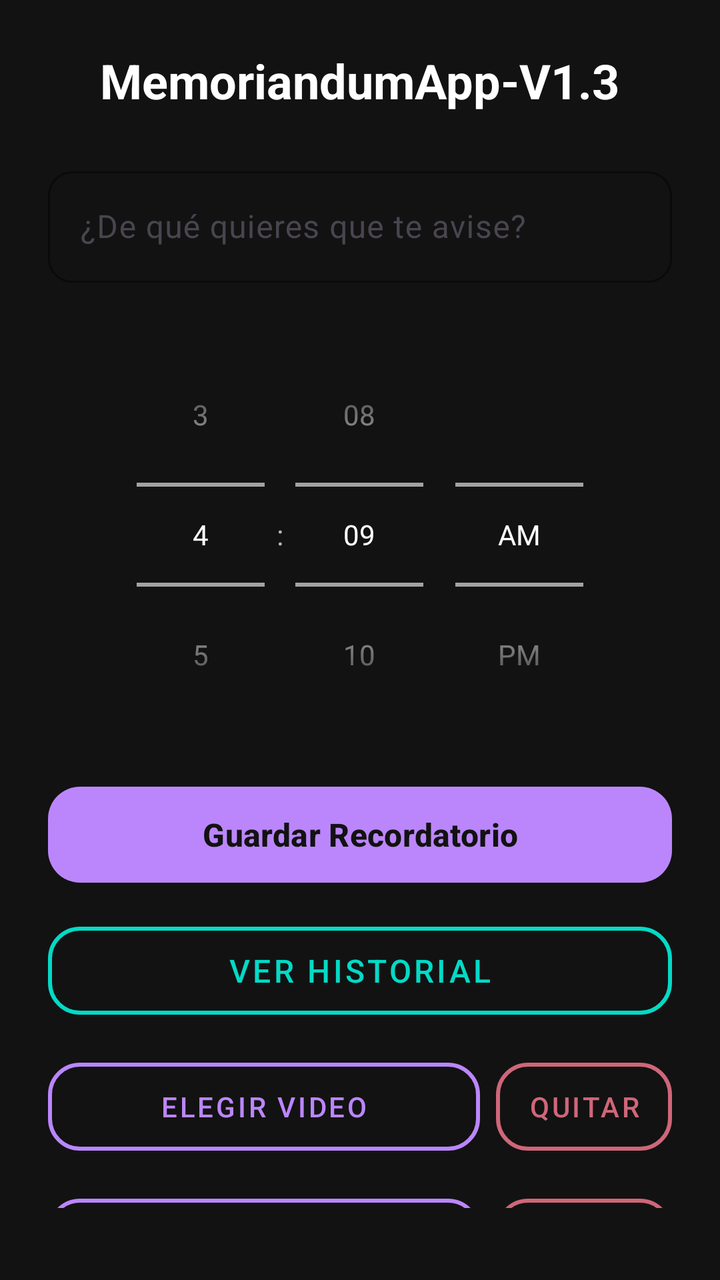
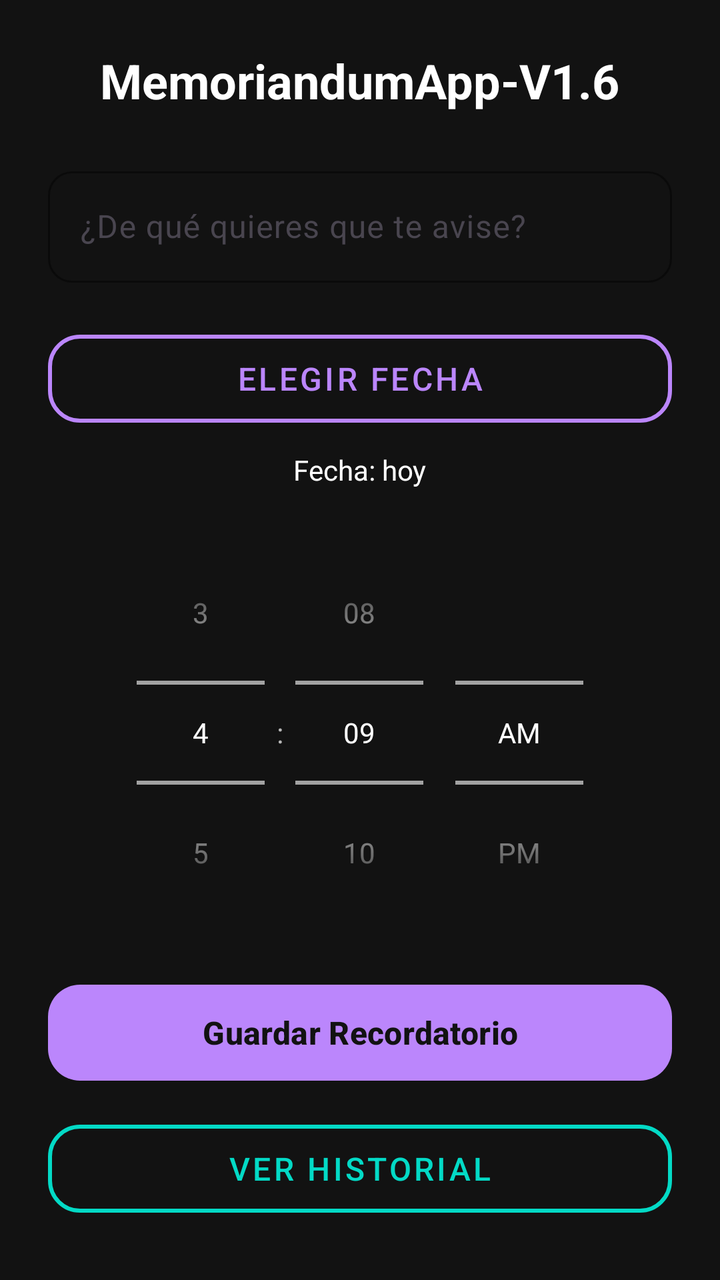

Screens rendered from an Android XML layout before and after an edit, with the pre-edit source and the edit as a unified diff.
<!-- AndroidManifest.xml: application theme Theme.Notificacionesapp -->
<!-- res/layout/activity_main.xml -->
<?xml version="1.0" encoding="utf-8"?>
<LinearLayout xmlns:android="http://schemas.android.com/apk/res/android"
    xmlns:app="http://schemas.android.com/apk/res-auto"
    android:layout_width="match_parent"
    android:layout_height="match_parent"
    android:orientation="vertical"
    android:background="#121212"
    android:padding="24dp"
    android:gravity="center_horizontal">

    
    <TextView
        android:layout_width="wrap_content"
        android:layout_height="wrap_content"
        android:text="MemoriandumApp-V1.3"
        android:textSize="24sp"
        android:textStyle="bold"
        android:textColor="@android:color/white"
        android:layout_marginBottom="24dp" />

    
    <com.google.android.material.textfield.TextInputLayout
        android:layout_width="match_parent"
        android:layout_height="wrap_content"
        android:layout_marginBottom="20dp"
        app:boxBackgroundMode="outline"
        app:boxCornerRadiusTopStart="12dp"
        app:boxCornerRadiusTopEnd="12dp"
        app:boxCornerRadiusBottomStart="12dp"
        app:boxCornerRadiusBottomEnd="12dp"
        app:boxStrokeColor="#BB86FC"
        app:hintTextColor="#BB86FC">

        <com.google.android.material.textfield.TextInputEditText
            android:id="@+id/etMensaje"
            android:layout_width="match_parent"
            android:layout_height="wrap_content"
            android:hint="¿De qué quieres que te avise?"
            android:textColor="@android:color/white"
            android:inputType="textCapSentences"
            android:maxLines="2" />

    </com.google.android.material.textfield.TextInputLayout>

    
    <TimePicker
        android:id="@+id/timePicker"
        android:layout_width="wrap_content"
        android:layout_height="wrap_content"
        android:timePickerMode="spinner"
        android:theme="@style/ThemeOverlay.AppCompat.Dark"
        android:layout_marginBottom="16dp" />

    
    <com.google.android.material.button.MaterialButton
        android:id="@+id/btnGuardar"
        android:layout_width="match_parent"
        android:layout_height="56dp"
        android:text="Guardar Recordatorio"
        android:textSize="16sp"
        android:textStyle="bold"
        app:cornerRadius="16dp"
        app:backgroundTint="#BB86FC"
        android:textColor="#121212"
        android:layout_marginBottom="12dp" />

    
    <com.google.android.material.button.MaterialButton
        android:id="@+id/btnVerHistorial"
        android:layout_width="match_parent"
        android:layout_height="56dp"
        android:text="Ver Historial"
        android:textSize="16sp"
        app:cornerRadius="16dp"
        style="@style/Widget.MaterialComponents.Button.OutlinedButton"
        app:strokeColor="#03DAC6"
        app:strokeWidth="2dp"
        android:textColor="#03DAC6"
        android:layout_marginBottom="12dp" />

    <LinearLayout
        android:layout_width="match_parent"
        android:layout_height="wrap_content"
        android:orientation="horizontal"
        android:layout_marginBottom="12dp">

        <com.google.android.material.button.MaterialButton
            android:id="@+id/btnElegirVideo"
            android:layout_width="0dp"
            android:layout_height="56dp"
            android:layout_weight="1"
            android:text="Elegir video"
            android:textSize="14sp"
            app:cornerRadius="16dp"
            style="@style/Widget.MaterialComponents.Button.OutlinedButton"
            app:strokeColor="#BB86FC"
            app:strokeWidth="2dp"
            android:textColor="#BB86FC"
            android:layout_marginEnd="8dp" />

        <com.google.android.material.button.MaterialButton
            android:id="@+id/btnQuitarVideo"
            android:layout_width="wrap_content"
            android:layout_height="56dp"
            android:text="Quitar"
            android:textSize="14sp"
            app:cornerRadius="16dp"
            style="@style/Widget.MaterialComponents.Button.OutlinedButton"
            app:strokeColor="#CF6679"
            app:strokeWidth="2dp"
            android:textColor="#CF6679"
            android:enabled="false" />
    </LinearLayout>

    <LinearLayout
        android:layout_width="match_parent"
        android:layout_height="wrap_content"
        android:orientation="horizontal"
        android:layout_marginBottom="12dp">

        <com.google.android.material.button.MaterialButton
            android:id="@+id/btnElegirAudio"
            android:layout_width="0dp"
            android:layout_height="56dp"
            android:layout_weight="1"
            android:text="Elegir audio"
            android:textSize="14sp"
            app:cornerRadius="16dp"
            style="@style/Widget.MaterialComponents.Button.OutlinedButton"
            app:strokeColor="#BB86FC"
            app:strokeWidth="2dp"
            android:textColor="#BB86FC"
            android:layout_marginEnd="8dp" />

        <com.google.android.material.button.MaterialButton
            android:id="@+id/btnQuitarAudio"
            android:layout_width="wrap_content"
            android:layout_height="56dp"
            android:text="Quitar"
            android:textSize="14sp"
            app:cornerRadius="16dp"
            style="@style/Widget.MaterialComponents.Button.OutlinedButton"
            app:strokeColor="#CF6679"
            app:strokeWidth="2dp"
            android:textColor="#CF6679"
            android:enabled="false" />
    </LinearLayout>

    <com.google.android.material.button.MaterialButton
        android:id="@+id/btnPermisoOverlay"
        android:layout_width="match_parent"
        android:layout_height="56dp"
        android:text="Permiso ventana flotante"
        android:textSize="16sp"
        app:cornerRadius="16dp"
        style="@style/Widget.MaterialComponents.Button.OutlinedButton"
        app:strokeColor="#03DAC6"
        app:strokeWidth="2dp"
        android:textColor="#03DAC6" />

</LinearLayout>
<!-- resources referenced by this layout -->
<resources>
  <style name="Theme.Notificacionesapp" parent="Base.Theme.Notificacionesapp" />
  <style name="Base.Theme.Notificacionesapp" parent="Theme.Material3.DayNight.NoActionBar">
          
          
      </style>
</resources>

<!-- the commit's change to res/layout/activity_main.xml (unified diff, before → after) -->
@@ -12,7 +12,7 @@
     <TextView
         android:layout_width="wrap_content"
         android:layout_height="wrap_content"
-        android:text="MemoriandumApp-V1.3"
+        android:text="MemoriandumApp-V1.6"
         android:textSize="24sp"
         android:textStyle="bold"
         android:textColor="@android:color/white"
@@ -40,10 +40,32 @@
             android:inputType="textCapSentences"
             android:maxLines="2" />
 
-    </com.google.android.material.textfield.TextInputLayout>
+   </com.google.android.material.textfield.TextInputLayout>
 
-    
-    <TimePicker
+        <com.google.android.material.button.MaterialButton
+            android:id="@+id/btnElegirFecha"
+            android:layout_width="match_parent"
+            android:layout_height="56dp"
+            android:text="Elegir fecha"
+            android:textSize="16sp"
+            app:cornerRadius="16dp"
+            style="@style/Widget.MaterialComponents.Button.OutlinedButton"
+            app:strokeColor="#BB86FC"
+            app:strokeWidth="2dp"
+            android:textColor="#BB86FC"
+            android:layout_marginBottom="8dp" />
+
+        <TextView
+            android:id="@+id/tvFechaSeleccionada"
+            android:layout_width="wrap_content"
+            android:layout_height="wrap_content"
+            android:text="Fecha: hoy"
+            android:textColor="@android:color/white"
+            android:textSize="14sp"
+            android:layout_marginBottom="16dp" />
+
+        
+        <TimePicker
         android:id="@+id/timePicker"
         android:layout_width="wrap_content"
         android:layout_height="wrap_content"
